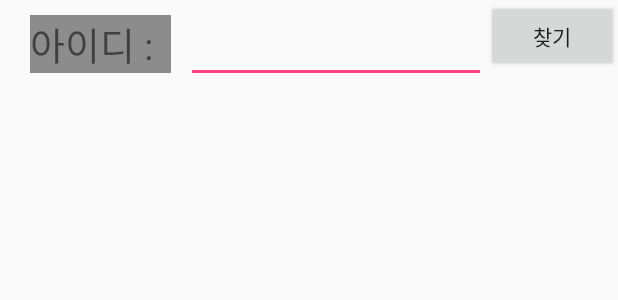
After one commit to hoyo1744/WhereIs, an Android app: the layout activity_group_member_add.xml on its own in the app's theme, with its tools: preview values and no code run, on a phone screen of 412 x 824 dp. The commit adds this screen. Shown: the top 300 px of the screen. Run offline under Robolectric (Android 15) with nearby library versions, the phone set to English and light mode, and no system bars; network calls fail.

```diff
--- a/app/build.gradle
+++ b/app/build.gradle
@@ -36,5 +36,4 @@ dependencies {
     implementation 'in.srain.cube:grid-view-with-header-footer:1.0.12'
 
 
-
 }
--- a/app/src/main/AndroidManifest.xml
+++ b/app/src/main/AndroidManifest.xml
@@ -21,7 +21,8 @@
         <activity android:name=".RegisterActivity" />
         <activity android:name=".MainActivity" />
         <activity android:name=".GroupAddActivity" />
-        <activity android:name=".GroupActivity"></activity>
+        <activity android:name=".GroupActivity" />
+        <activity android:name=".GroupMemberAddActivity"></activity>
     </application>
 
 </manifest>
--- a/app/src/main/java/com/example/hoyo1/whereis/GroupActivity.java
+++ b/app/src/main/java/com/example/hoyo1/whereis/GroupActivity.java
@@ -1,5 +1,6 @@
 package com.example.hoyo1.whereis;
 
+import android.content.Intent;
 import android.support.v7.app.AppCompatActivity;
 import android.os.Bundle;
 import android.view.LayoutInflater;
@@ -18,6 +19,8 @@ import in.srain.cube.views.GridViewWithHeaderAndFooter;
 
 public class GroupActivity extends AppCompatActivity {
 
+    //그룹에서 요청은 200대
+    public static final int  REQUEST_MEMBER_ADD = 201;
 
     GridViewWithHeaderAndFooter profileGrid;
     GridViewWithHeaderAndFooter textGrid;
@@ -53,6 +56,8 @@ public class GroupActivity extends AppCompatActivity {
                 break;
             case R.id.memberAddGroupMenu:
                 //그룹멤버초대
+                Intent intent=new Intent(getApplicationContext(),GroupMemberAddActivity.class);
+                startActivityForResult(intent,REQUEST_MEMBER_ADD);
                 break;
             case R.id.settingGroupMenu:
                 //그룹방 세팅(정렬)
--- a/app/src/main/java/com/example/hoyo1/whereis/LoginActivity.java
+++ b/app/src/main/java/com/example/hoyo1/whereis/LoginActivity.java
@@ -76,7 +76,6 @@ public class LoginActivity extends AppCompatActivity {
                                                 Intent intent=new Intent(LoginActivity.this,MainActivity.class);
                                                 LoginActivity.this.startActivity(intent);
                                                 finish();
-
                                             }
                                         })
                                         .create();
--- a/app/src/main/java/com/example/hoyo1/whereis/MainActivity.java
+++ b/app/src/main/java/com/example/hoyo1/whereis/MainActivity.java
@@ -22,6 +22,7 @@ import java.util.ArrayList;
 
 public class MainActivity extends AppCompatActivity {
 
+    // 호용 20190322 : main에서의 요청은 100대
     public static final int REQUEST_GROUP_ADD = 101;
     public static final int REQUEST_GROUP = 102;
 
--- /dev/null
+++ b/app/src/main/res/layout/activity_group_member_add.xml
@@ -0,0 +1,64 @@
+<?xml version="1.0" encoding="utf-8"?>
+<android.support.constraint.ConstraintLayout xmlns:android="http://schemas.android.com/apk/res/android"
+    xmlns:app="http://schemas.android.com/apk/res-auto"
+    xmlns:tools="http://schemas.android.com/tools"
+    android:layout_width="match_parent"
+    android:layout_height="match_parent"
+    tools:context=".GroupMemberAddActivity">
+
+
+    <LinearLayout
+        android:layout_width="match_parent"
+        android:layout_height="match_parent"
+        android:orientation="vertical">
+
+
+        <RelativeLayout
+            android:layout_width="match_parent"
+            android:layout_height="wrap_content">
+
+            <TextView
+                android:layout_width="wrap_content"
+                android:layout_height="wrap_content"
+                android:layout_marginLeft="20dp"
+                android:layout_marginBottom="10dp"
+                android:layout_marginTop="10dp"
+                android:background="@color/colorGray"
+                android:text="아이디 :  "
+                android:textSize="25dp"
+                android:id="@+id/memberNameTextView"
+                />
+
+            <EditText
+                android:layout_width="200dp"
+                android:layout_height="wrap_content"
+                android:layout_marginTop="10dp"
+                android:layout_marginLeft="10dp"
+                android:layout_toRightOf="@id/memberNameTextView"
+                android:id="@+id/memberNameEditText"
+                />
+
+
+            <Button
+                android:layout_width="wrap_content"
+                android:layout_height="wrap_content"
+                android:id="@+id/memberValidateButton"
+                android:layout_toRightOf="@id/memberNameEditText"
+                android:layout_gravity="center"
+                android:text="찾기"
+                />
+
+        </RelativeLayout>
+
+
+        //아직은 아니지만, 나중에 멤버를 미리 확인할 수 있도록하자. 동적으로 추가해야한다.
+
+
+
+
+
+
+    </LinearLayout>
+
+
+</android.support.constraint.ConstraintLayout>
```
Also changed, not shown: app/src/main/java/com/example/hoyo1/whereis/GroupMemberAddActivity.java (added, +162 -0 lines).
